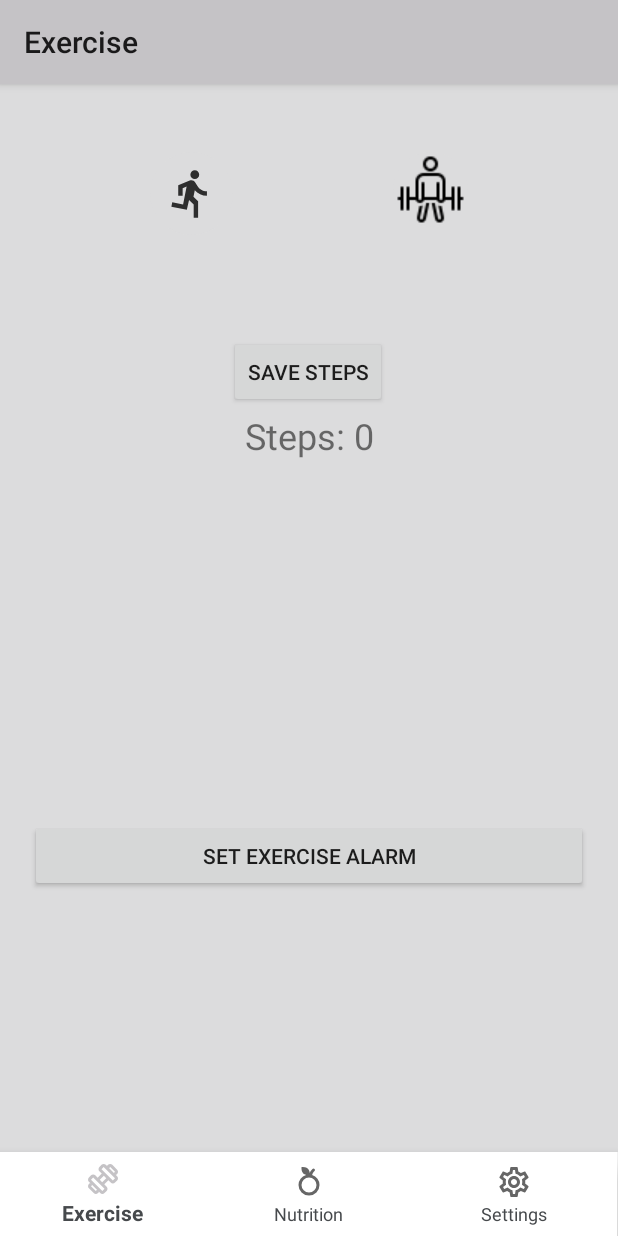
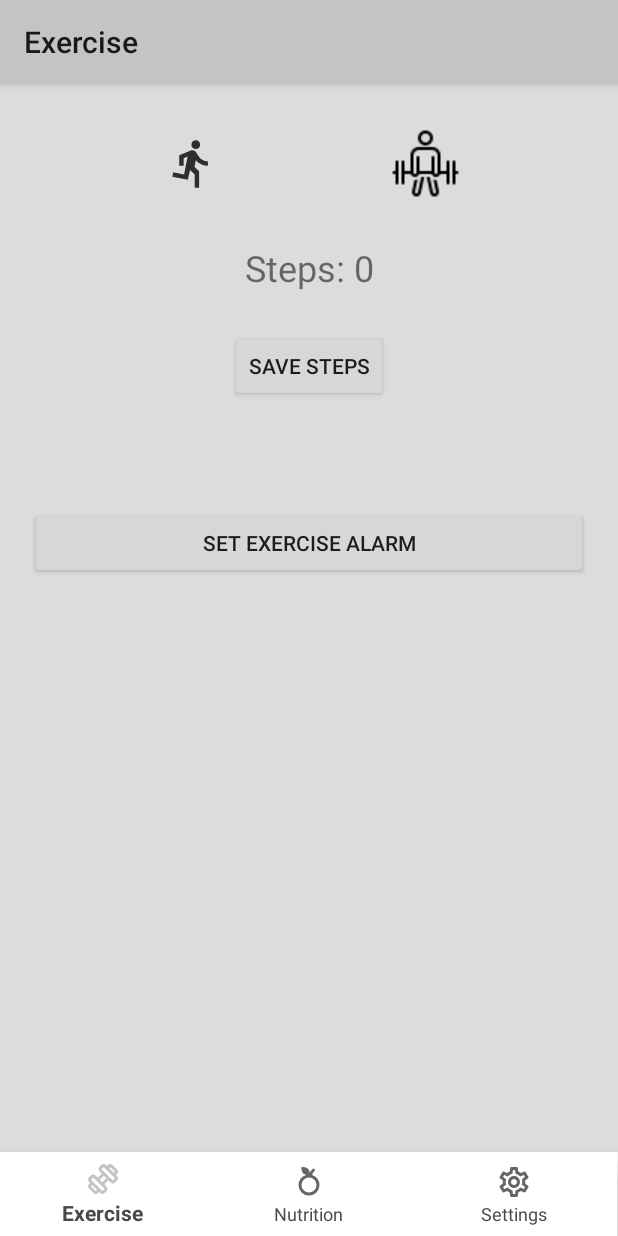
Before and after one commit to neldrs/FitQuest, an Android app: the screen it shows after launch (MainActivity), on a phone screen of 412 x 824 dp. Run offline under Robolectric (Android 15) with nearby library versions, the phone set to English and light mode, and no system bars; our stand-ins replace Firebase (no records; nobody signed in at launch, a user with empty details on screens opened directly), navigation-ui.

Commit message:
Update fragment_exercise layout

```diff
--- a/app/src/main/res/layout/fragment_exercise.xml
+++ b/app/src/main/res/layout/fragment_exercise.xml
@@ -1,25 +1,43 @@
 <?xml version="1.0" encoding="utf-8"?>
-<androidx.constraintlayout.widget.ConstraintLayout xmlns:android="http://schemas.android.com/apk/res/android"
+<LinearLayout
+    xmlns:android="http://schemas.android.com/apk/res/android"
     xmlns:app="http://schemas.android.com/apk/res-auto"
     xmlns:tools="http://schemas.android.com/tools"
     android:layout_width="match_parent"
     android:layout_height="match_parent"
+    android:orientation="vertical"
     tools:context=".ui.exercise.ExerciseFragment"
     android:background="#DCDCDD">
+
+    <LinearLayout
+        android:layout_width="match_parent"
+        android:layout_height="wrap_content"
+        android:gravity="center_horizontal">
 
         <ImageButton
             android:id="@+id/bRun"
             android:layout_width="55dp"
             android:layout_height="55dp"
-        android:layout_marginStart="100dp"
-        android:layout_marginTop="45dp"
             android:background="@drawable/round_shape"
             android:scaleType="centerInside"
-        android:src="@drawable/ic_run"
-        app:layout_constraintBottom_toTopOf="@+id/tvStepCount"
-        app:layout_constraintStart_toStartOf="parent"
-        app:layout_constraintTop_toTopOf="parent"
-        app:layout_constraintVertical_bias="0.0" />
+            android:layout_marginTop="25dp"
+            android:layout_marginEnd="50dp"
+            android:src="@drawable/ic_run" />
+
+        <ImageButton
+            android:id="@+id/bWeight"
+            android:layout_width="55dp"
+            android:layout_height="55dp"
+            android:background="@drawable/round_shape"
+            android:layout_marginTop="25dp"
+            android:layout_marginStart="50dp"
+            android:src="@drawable/icons8_deadlift_50" />
+    </LinearLayout>
+    <LinearLayout
+        android:layout_width="match_parent"
+        android:layout_height="wrap_content"
+        android:orientation="vertical"
+        android:gravity="center_horizontal">
 
     <TextView
             android:id="@+id/tvStepCount"
@@ -28,49 +46,27 @@
             android:text="Steps: 0"
             android:textAlignment="center"
             android:textSize="24sp"
-        app:layout_constraintBottom_toTopOf="@+id/step_history_recycler_view"
-        app:layout_constraintEnd_toEndOf="parent"
-        app:layout_constraintHorizontal_bias="1.0"
-        app:layout_constraintStart_toStartOf="parent"
-        app:layout_constraintTop_toBottomOf="@+id/bSaveSteps"
-        app:layout_constraintVertical_bias="0.032" />
+            android:layout_marginTop="25dp" />
 
-    <ImageButton
-        android:id="@+id/bWeight"
-        android:layout_width="wrap_content"
-        android:layout_height="wrap_content"
-        android:layout_marginTop="45dp"
-        android:layout_marginEnd="100dp"
-        android:background="@drawable/round_shape"
-        android:src="@drawable/icons8_deadlift_50"
-        app:layout_constraintBottom_toTopOf="@+id/tvStepCount"
-        app:layout_constraintEnd_toEndOf="parent"
-        app:layout_constraintTop_toTopOf="parent"
-        app:layout_constraintVertical_bias="0.0" />
 
         <Button
             android:id="@+id/bSaveSteps"
             android:layout_width="wrap_content"
             android:layout_height="wrap_content"
-        android:layout_marginTop="168dp"
-        android:text="Save Steps"
-        app:layout_constraintEnd_toEndOf="parent"
-        app:layout_constraintHorizontal_bias="0.498"
-        app:layout_constraintStart_toStartOf="parent"
-        app:layout_constraintTop_toTopOf="parent" />
+            android:layout_marginTop="25dp"
+            android:text="Save Steps" />
+    </LinearLayout>
+
+    <LinearLayout
+        android:orientation="vertical"
+        android:layout_width="match_parent"
+        android:layout_height="match_parent">
 
         <androidx.recyclerview.widget.RecyclerView
             android:id="@+id/step_history_recycler_view"
-        android:layout_width="0dp"
+            android:layout_width="match_parent"
             android:layout_height="wrap_content"
-        android:layout_marginTop="80dp"
-        app:layout_constraintBottom_toBottomOf="parent"
-        app:layout_constraintEnd_toEndOf="parent"
-        app:layout_constraintHorizontal_bias="0.0"
-        app:layout_constraintStart_toStartOf="parent"
-        app:layout_constraintTop_toBottomOf="@+id/bSaveSteps"
-        app:layout_constraintVertical_bias="0.05" />
-
+            android:layout_marginTop="50dp" />
         <Button
             android:id="@+id/bExerciseAlarm"
             android:layout_width="match_parent"
@@ -82,5 +78,5 @@
             app:layout_constraintEnd_toEndOf="parent"
             app:layout_constraintHorizontal_bias="0.0"
             app:layout_constraintStart_toStartOf="parent" />
-
-</androidx.constraintlayout.widget.ConstraintLayout>
+    </LinearLayout>
+</LinearLayout>
```
Lines whose indentation alone changed are shown as unchanged.
